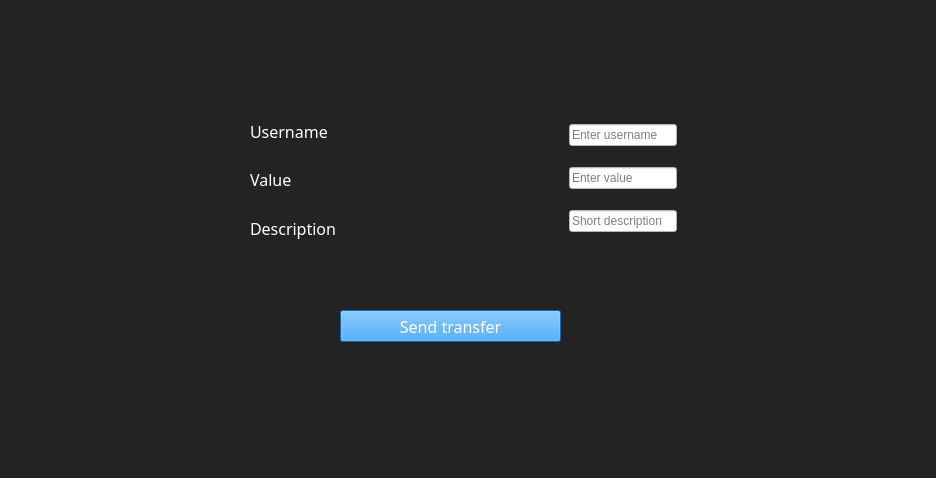
Before: the Qt Designer form UI/uifiles/transfer.ui in razvanmarinn/expense-tracker, drawn with Qt 5.
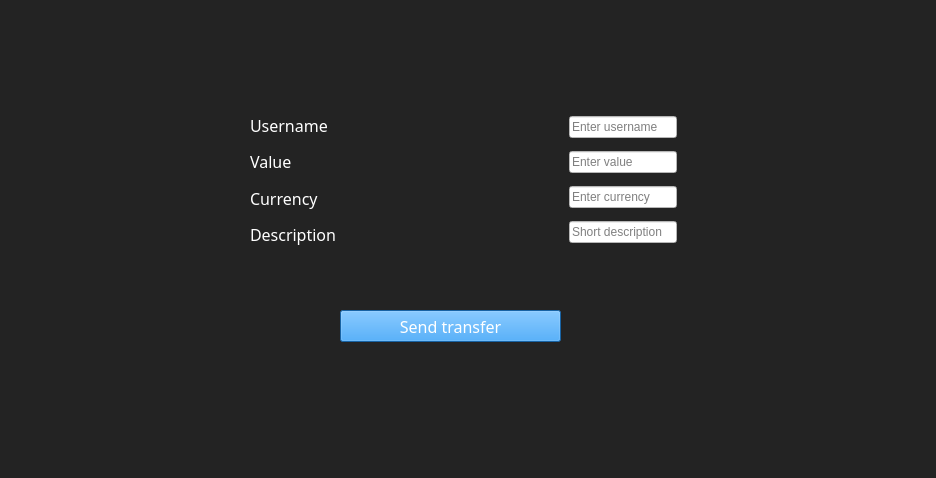
After: the same form once the commit is applied.

Commit message: modified transfers to function by username and fixed some bugs

What changed in the file:
```diff
--- a/UI/uifiles/transfer.ui
+++ b/UI/uifiles/transfer.ui
@@ -99,6 +99,22 @@
         </property>
        </widget>
       </item>
+      <item>
+       <widget class="QLabel" name="l_currency">
+        <property name="font">
+         <font>
+          <family>OCR A Extended</family>
+          <pointsize>12</pointsize>
+         </font>
+        </property>
+        <property name="styleSheet">
+         <string notr="true">color : #fff;</string>
+        </property>
+        <property name="text">
+         <string>Currency</string>
+        </property>
+       </widget>
+      </item>
       <item>
        <layout class="QHBoxLayout" name="horizontalLayout_2">
         <item>
@@ -159,6 +175,22 @@
         </property>
        </widget>
       </item>
+      <item>
+       <widget class="QLineEdit" name="le_currency">
+        <property name="sizePolicy">
+         <sizepolicy hsizetype="Fixed" vsizetype="Fixed">
+          <horstretch>0</horstretch>
+          <verstretch>0</verstretch>
+         </sizepolicy>
+        </property>
+        <property name="styleSheet">
+         <string notr="true">background-color : #fff</string>
+        </property>
+        <property name="placeholderText">
+         <string>Enter currency</string>
+        </property>
+       </widget>
+      </item>
       <item>
        <widget class="QLineEdit" name="le_description">
         <property name="sizePolicy">
```
The commit also changes 6 other files.
